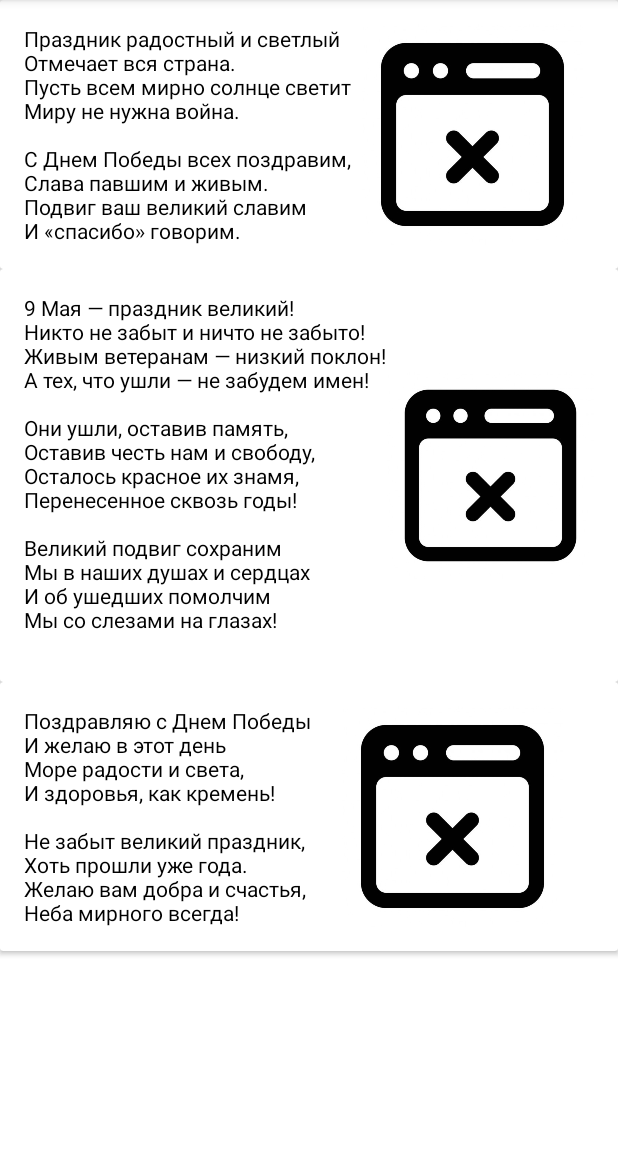
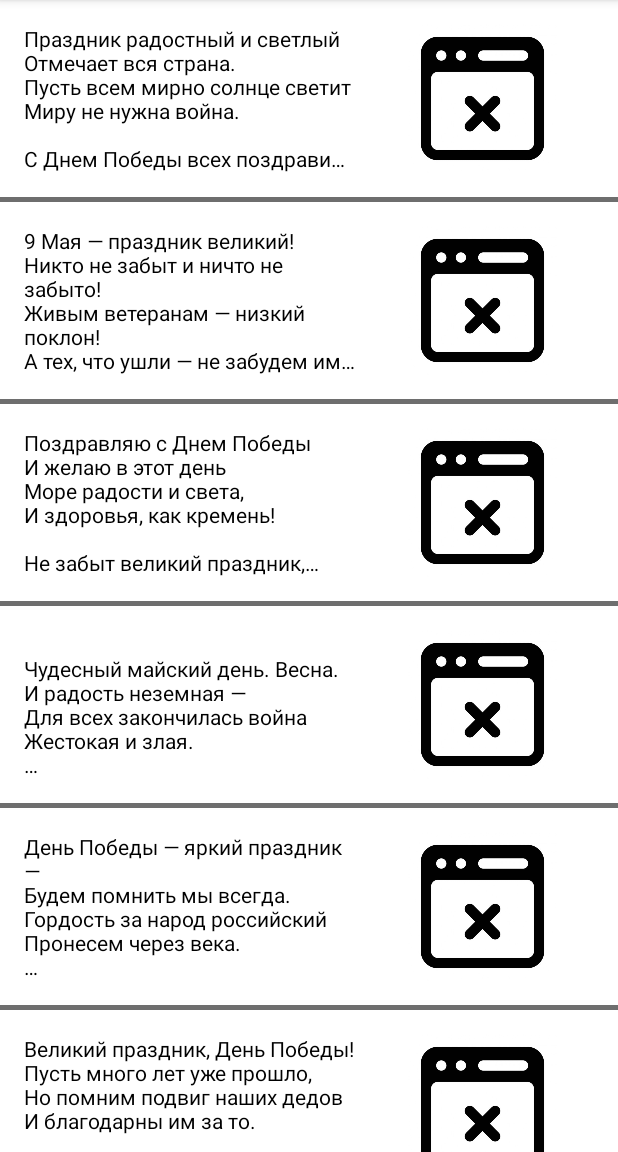
Before and after one commit to e-kleban/MyTestApplication, an Android app: the CardsShowFragment screen opened through its navigation route, on a phone screen of 412 x 824 dp, the part 84-1236 px from its top. Run offline under Robolectric (Android 15) with nearby library versions, the phone set to English and light mode, and no system bars; our stand-ins replace Picasso; libraries missing offline, so code that uses them is left out: com.daimajia.androidanimations; pictures from the network do not load; 1 statement that could not run was skipped.

```diff
--- a/app/src/main/java/by/kleban/myapplication/Card.kt
+++ b/app/src/main/java/by/kleban/myapplication/Card.kt
@@ -1,7 +1,6 @@
 package by.kleban.myapplication
 
 import java.io.Serializable
-
 
 data class Card(
     val congratulation: String,
--- a/app/src/main/java/by/kleban/myapplication/CardList.kt
+++ b/app/src/main/java/by/kleban/myapplication/CardList.kt
@@ -49,6 +49,87 @@ class CardList {
                             "Неба мирного всегда!",
                     "https://encrypted-tbn0.gstatic.com/images?q=tbn:ANd9GcS" +
                             "4LbNB9_z07_hNuIrnE7owh8fdjbSvvhej0A&usqp=CAU"
+                ),
+                Card(
+                    "\n" +
+                            "Чудесный майский день. Весна.\n" +
+                            "И радость неземная —\n" +
+                            "Для всех закончилась война\n" +
+                            "Жестокая и злая.\n" +
+                            "\n" +
+                            "Незабываемый тот день\n" +
+                            "Стал праздником Победы,\n" +
+                            "Которую для нас для всех\n" +
+                            "Отвоевали деды.\n" +
+                            "\n" +
+                            "За то, что мы теперь живём\n" +
+                            "Под этим небом мирным,\n" +
+                            "Всём, кто когда-то пал в бою,\n" +
+                            "Земной поклон, спасибо!\n" +
+                            "\n" +
+                            "Пусть ужас страшной той войны\n" +
+                            "Вовек не повторится,\n" +
+                            "И жизнь, что подарили нам,\n" +
+                            "Потомками хранится.",
+                    "https://encrypted-tbn0.gstatic.com/images?q=tbn:ANd9GcTW" +
+                            "8LWs_O_IbqxxRa7-UnKL8RoDX2soy_FGTA&usqp=CAU"
+                ),
+                Card(
+                    "День Победы — яркий праздник —\n" +
+                            "Будем помнить мы всегда.\n" +
+                            "Гордость за народ российский\n" +
+                            "Пронесем через века.\n" +
+                            "\n" +
+                            "Поздравляем всех сегодня\n" +
+                            "И желаем от души,\n" +
+                            "Чтобы будущее наше\n" +
+                            "Не познало бы войны.\n" +
+                            "\n" +
+                            "Чтоб не знали люди боли,\n" +
+                            "Разных горестей, потерь,\n" +
+                            "Чтоб светило нашим детям\n" +
+                            "Только солнце мирных дней.\n",
+                    "https://encrypted-tbn0.gstatic.com/images?q=tbn:ANd9GcSjtcx" +
+                            "JIYAlpnouu161W6pfeprFYpPtKr_mtA&usqp=CAU"
+                ),
+                Card(
+                    "Великий праздник, День Победы!\n" +
+                            "Пусть много лет уже прошло,\n" +
+                            "Но помним подвиг наших дедов\n" +
+                            "И благодарны им за то.\n" +
+                            "\n" +
+                            "Как жаль, что меньше с каждым годом\n" +
+                            "В строю парадном их идет.\n" +
+                            "Но главное, в сердцах народа\n" +
+                            "Лучинка памяти живет.\n",
+                    "https://encrypted-tbn0.gstatic.com/images?q=tbn:ANd" +
+                            "9GcRREqyuL29jNZwJrxzZEyDT2ZrhMVQc0csmQA&usqp=CAU"
+                ),
+                Card(
+                    "Желаю неба чистого,\n" +
+                            "И мира без войны,\n" +
+                            "И солнышка лучистого,\n" +
+                            "Над всей землей страны.\n" +
+                            "\n" +
+                            "Родных, любимых — с праздником!\n" +
+                            "Любви, здоровья, сил!\n" +
+                            "Чтоб каждый день вас радовал\n" +
+                            "И счастье приносил.",
+                    "https://encrypted-tbn0.gstatic.com/images?q=tbn:" +
+                            "ANd9GcRp71BwB90Gtk6QhcalerzWQQSgE0SShlp75g&usqp=CAU"
+                ),
+                Card(
+                    "Пускай не будет в мире войн,\n" +
+                            "Пусть не свистит над головой\n" +
+                            "Безжалостный, глухой снаряд,\n" +
+                            "Спокойным будет сон ребят.\n" +
+                            "\n" +
+                            "Пусть матери не знают слез\n" +
+                            "За сыновей, что бой унес,\n" +
+                            "Родных чтоб не теряли вы.\n" +
+                            "С 9 Мая, с днем весны!",
+                    "https://encrypted-tbn0.gstatic.com/images?q=tbn:A" +
+                            "Nd9GcTKKIXFq9p_mEbPxZZlgR-TGh0RdscafMx7Ow&usqp=CAU"
                 )
             )
         }
--- a/app/src/main/java/by/kleban/myapplication/CardShowAdapter.kt
+++ b/app/src/main/java/by/kleban/myapplication/CardShowAdapter.kt
@@ -8,14 +8,11 @@ import android.widget.TextView
 import androidx.recyclerview.widget.RecyclerView
 import com.squareup.picasso.Picasso
 
-
 class CardShowAdapter(
     private val cardsList: MutableList<Card>,
     val listener: OnItemClickListener
 ) :
     RecyclerView.Adapter<CardShowAdapter.CardShowViewHolder>() {
-
-    private lateinit var cardUse: Card
 
     override fun onCreateViewHolder(parent: ViewGroup, viewType: Int): CardShowViewHolder {
         val view = LayoutInflater.from(parent.context).inflate(R.layout.item_card, parent, false)
@@ -23,10 +20,9 @@ class CardShowAdapter(
     }
 
     override fun onBindViewHolder(holder: CardShowViewHolder, position: Int) {
-        cardUse = cardsList[position]
-        holder.textCard.text = cardUse.congratulation
+        holder.textCard.text = cardsList[position].congratulation
         Picasso.get()
-            .load(cardUse.ref)
+            .load(cardsList[position].ref)
             .error(R.drawable.error_load_image)
             .into(holder.imageCard)
     }
@@ -36,7 +32,7 @@ class CardShowAdapter(
     }
 
     interface OnItemClickListener {
-        fun onItemClick(position: Int)
+        fun onItemClick(card: Card)
     }
 
     inner class CardShowViewHolder(view: View) : RecyclerView.ViewHolder(view),
@@ -52,7 +48,7 @@ class CardShowAdapter(
         override fun onClick(view: View?) {
             val position = adapterPosition
             if (position != RecyclerView.NO_POSITION) {
-                listener.onItemClick(position)
+                listener.onItemClick(cardsList[position])
             }
         }
     }
--- a/app/src/main/java/by/kleban/myapplication/CardsShowFragment.kt
+++ b/app/src/main/java/by/kleban/myapplication/CardsShowFragment.kt
@@ -38,8 +38,7 @@ class CardsShowFragment : Fragment(), CardShowAdapter.OnItemClickListener {
         }
     }
 
-    override fun onItemClick(position: Int) {
-        val card = viewModel.listCardsLiveData.value?.get(position)
+    override fun onItemClick(card: Card) {
         val bundle = Bundle().apply {
             putSerializable(OneCardFragment.PUT, card)
         }
--- a/app/src/main/java/by/kleban/myapplication/OneCardFragment.kt
+++ b/app/src/main/java/by/kleban/myapplication/OneCardFragment.kt
@@ -25,13 +25,13 @@ class OneCardFragment : Fragment() {
         container: ViewGroup?,
         savedInstanceState: Bundle?
     ): View? {
-        card = arguments?.getSerializable(PUT) as Card
         return inflater.inflate(R.layout.fragment_one_card, container, false)
     }
 
     override fun onViewCreated(view: View, savedInstanceState: Bundle?) {
         super.onViewCreated(view, savedInstanceState)
 
+        card = arguments?.getSerializable(PUT) as Card
         oneText = view.findViewById(R.id.one_text)
         oneImage = view.findViewById(R.id.one_image)
         oneText.text = card.congratulation
--- a/app/src/main/res/layout/fragment_welcome.xml
+++ b/app/src/main/res/layout/fragment_welcome.xml
@@ -5,6 +5,14 @@
     android:layout_height="match_parent"
     android:background="@drawable/background_1990s"
     android:padding="16dp">
+
+    <ImageView
+        android:layout_width="wrap_content"
+        android:layout_height="wrap_content"
+        app:layout_constraintTop_toTopOf="parent"
+        app:layout_constraintStart_toStartOf="parent"
+        app:layout_constraintEnd_toEndOf="parent"
+        android:src="@drawable/victory_d"/>
 
     <TextView
         android:id="@+id/txt_welcome_app"
@@ -19,7 +27,7 @@
         app:layout_constraintEnd_toEndOf="parent"
         app:layout_constraintStart_toStartOf="parent"
         app:layout_constraintTop_toTopOf="parent"
-        app:layout_constraintVertical_bias="0.4"
+        app:layout_constraintVertical_bias="0.5"
         app:layout_constraintVertical_chainStyle="packed" />
 
     <TextView
--- a/app/src/main/res/layout/item_card.xml
+++ b/app/src/main/res/layout/item_card.xml
@@ -1,21 +1,23 @@
 <?xml version="1.0" encoding="utf-8"?>
-<androidx.cardview.widget.CardView xmlns:android="http://schemas.android.com/apk/res/android"
+<androidx.constraintlayout.widget.ConstraintLayout xmlns:android="http://schemas.android.com/apk/res/android"
     xmlns:app="http://schemas.android.com/apk/res-auto"
     xmlns:tools="http://schemas.android.com/tools"
     android:layout_width="match_parent"
     android:layout_height="wrap_content">
 
-    <androidx.constraintlayout.widget.ConstraintLayout
-        android:layout_width="match_parent"
-        android:layout_height="wrap_content"
-        android:layout_margin="16dp">
-
     <TextView
         android:id="@+id/item_text_card"
         android:layout_width="0dp"
         android:layout_height="wrap_content"
+        android:layout_marginVertical="16dp"
+        android:layout_marginStart="16dp"
+        android:layout_marginEnd="8dp"
+        android:ellipsize="end"
+        android:maxLines="6"
         android:textColor="@color/black"
-            app:layout_constraintBottom_toBottomOf="parent"
+        app:layout_constraintBottom_toTopOf="@id/line"
+        app:layout_constraintEnd_toStartOf="@id/item_img_card"
+        app:layout_constraintHorizontal_weight="0.6"
         app:layout_constraintStart_toStartOf="parent"
         app:layout_constraintTop_toTopOf="parent"
         tools:text="Поздравляю с Днем Победы \nИ желаю в этот день\nМоре радости и света,\nИ здоровья, как кремень!\n\nНе забыт великий праздник,\nХоть прошли уже года.\nЖелаю вам добра и счастья,\nНеба мирного всегда!" />
@@ -24,13 +26,24 @@
         android:id="@+id/item_img_card"
         android:layout_width="0dp"
         android:layout_height="0dp"
+        android:layout_marginEnd="16dp"
         android:scaleType="centerInside"
         app:layout_constraintBottom_toBottomOf="@id/item_text_card"
         app:layout_constraintEnd_toEndOf="parent"
+        app:layout_constraintHorizontal_weight="0.4"
         app:layout_constraintStart_toEndOf="@id/item_text_card"
-            app:layout_constraintTop_toTopOf="parent"
+        app:layout_constraintTop_toTopOf="@id/item_text_card"
         tools:src="@drawable/images_card" />
 
+    <View
+        android:id="@+id/line"
+        android:layout_width="match_parent"
+        android:layout_height="3dp"
+        android:background="#6E6E6E"
+        app:layout_constraintBottom_toBottomOf="parent"
+        app:layout_constraintEnd_toEndOf="parent"
+        app:layout_constraintStart_toStartOf="parent"
+        app:layout_constraintTop_toBottomOf="@id/item_text_card" />
+
+
 </androidx.constraintlayout.widget.ConstraintLayout>
-
-</androidx.cardview.widget.CardView>
--- a/app/src/main/res/navigation/nav_graph.xml
+++ b/app/src/main/res/navigation/nav_graph.xml
@@ -12,7 +12,11 @@
         tools:layout ="@layout/fragment_welcome" >
         <action
             android:id="@+id/showCardsShowFragment"
-            app:destination="@id/cardsShowFragment" />
+            app:destination="@id/cardsShowFragment"
+            app:enterAnim="@anim/from_top"
+            app:exitAnim="@anim/disappear"
+            app:popEnterAnim="@anim/appear"
+            app:popExitAnim="@anim/to_top" />
     </fragment>
     <fragment
         android:id="@+id/cardsShowFragment"
@@ -21,7 +25,11 @@
         tools:layout ="@layout/fragment_cards_show">
         <action
             android:id="@+id/showOneCardFragment"
-            app:destination="@id/oneCardFragment" />
+            app:destination="@id/oneCardFragment"
+            app:enterAnim="@anim/from_right"
+            app:exitAnim="@anim/to_left"
+            app:popEnterAnim="@anim/from_left"
+            app:popExitAnim="@anim/to_right" />
     </fragment>
     <fragment
         android:id="@+id/oneCardFragment"
```
Also changed, not shown: app/src/main/res/anim/appear.xml (added, +8 -0 lines), app/src/main/res/anim/disappear.xml (added, +8 -0 lines), app/src/main/res/anim/from_left.xml (added, +9 -0 lines), app/src/main/res/anim/from_right.xml (added, +9 -0 lines), app/src/main/res/anim/from_top.xml (added, +8 -0 lines), app/src/main/res/anim/to_left.xml (added, +9 -0 lines), app/src/main/res/anim/to_right.xml (added, +9 -0 lines), app/src/main/res/anim/to_top.xml (added, +8 -0 lines), app/src/main/res/drawable/victory_d.png (added), app/src/main/res/drawable/victory_day.png (added). Lines whose indentation alone changed are shown as unchanged.
